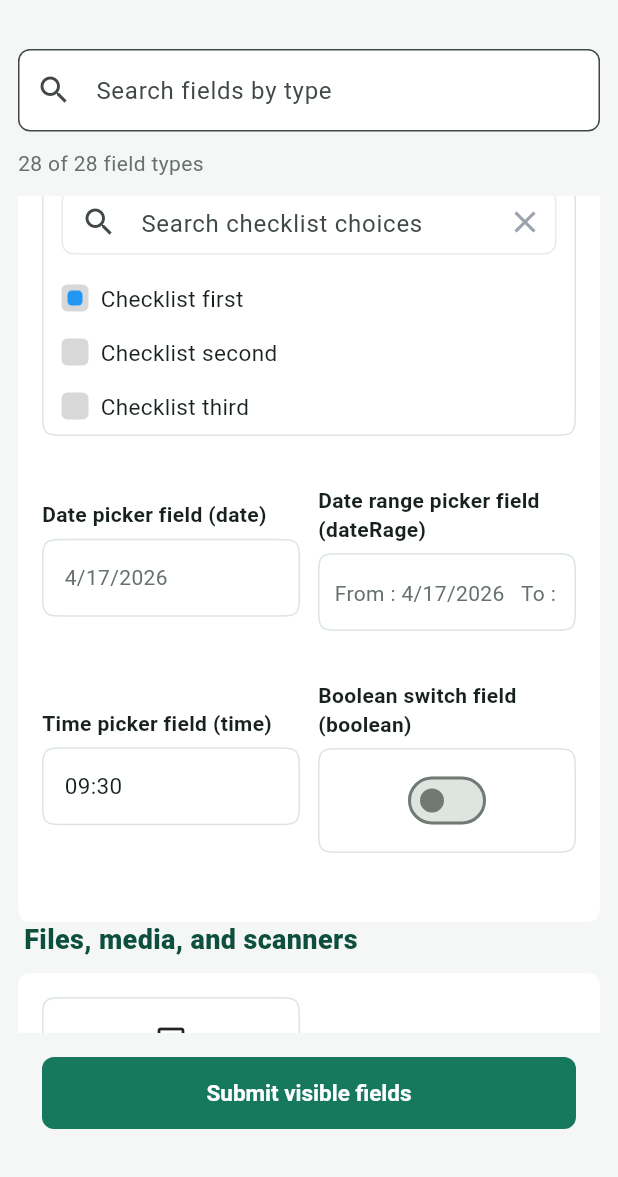
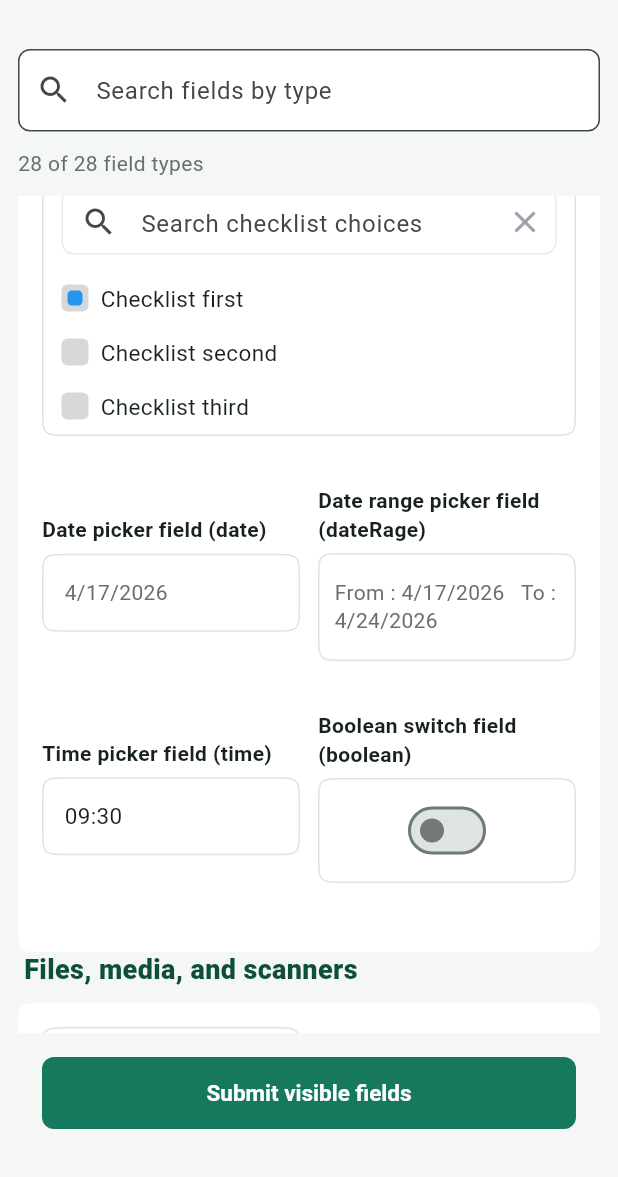
Before and after one commit to roksky/data_forms, a Flutter app: the AllFieldTypesForm screen opened directly, scrolled down 1152 dp, on a phone screen of 412 x 824 dp, the part 59-1236 px from its top. Run offline on Flutter 3.47's test engine with Material 3 defaults, Android fonts, the phone set to English and light mode, and no system bars; our stand-ins replace file_picker, flutter_svg, geolocator, image_cropper, image_picker; missing offline and left inert: barcode_scan2, hand_signature, mobile_scanner.

Commit message:
Audit field value text wrapping

```diff
--- a/lib/widget/fields/date_picker_field.dart
+++ b/lib/widget/fields/date_picker_field.dart
@@ -104,7 +104,7 @@ class _GSDatePickerFieldState extends State<FormDatePickerField> {
                       widget.isDateSelected
                           ? widget.formStyle.fieldTextStyle
                           : widget.formStyle.fieldHintStyle,
-                  maxLines: 1,
+                  softWrap: true,
                 ),
               ),
             ),
--- a/lib/widget/fields/date_range_picker_field.dart
+++ b/lib/widget/fields/date_range_picker_field.dart
@@ -88,8 +88,8 @@ class _GSDateRangePickerFieldState extends State<FormDateRangePickerField> {
   Widget build(BuildContext context) {
     _stateManager = Provider.of<StateManager>(context, listen: false);
     widget.context = context;
-    return SizedBox(
-      height: 48.0,
+    return ConstrainedBox(
+      constraints: const BoxConstraints(minHeight: 48.0),
       child: Padding(
         padding: const EdgeInsets.only(
           right: 10.0,
@@ -116,6 +116,7 @@ class _GSDateRangePickerFieldState extends State<FormDateRangePickerField> {
                         widget.isDateSelected
                             ? widget.formStyle.fieldTextStyle
                             : widget.formStyle.fieldHintStyle,
+                    softWrap: true,
                   ),
                 ),
               ),
--- a/lib/widget/fields/image_picker_field.dart
+++ b/lib/widget/fields/image_picker_field.dart
@@ -188,6 +188,7 @@ class NormalView extends StatelessWidget {
           const SizedBox(height: 6.0),
           Row(
             mainAxisAlignment: MainAxisAlignment.center,
+            crossAxisAlignment: CrossAxisAlignment.start,
             children: [
               Visibility(
                 visible: model.required ?? false,
@@ -202,8 +203,7 @@ class NormalView extends StatelessWidget {
               Flexible(
                 child: Text(
                   model.title ?? '',
-                  maxLines: 2,
-                  overflow: TextOverflow.ellipsis,
+                  softWrap: true,
                   textAlign: TextAlign.center,
                   style: formStyle.titleTextStyle,
                 ),
@@ -211,7 +211,12 @@ class NormalView extends StatelessWidget {
             ],
           ),
           const SizedBox(height: 6.0),
-          Text(model.hint ?? '', style: formStyle.fieldHintStyle),
+          Text(
+            model.hint ?? '',
+            style: formStyle.fieldHintStyle,
+            textAlign: TextAlign.center,
+            softWrap: true,
+          ),
         ],
       ),
     );
@@ -247,7 +252,7 @@ class ImagePickedView extends StatelessWidget {
             mainAxisAlignment: MainAxisAlignment.end,
             children: [
               Container(
-                height: 32.0,
+                constraints: const BoxConstraints(minHeight: 32.0),
                 decoration: const BoxDecoration(
                   color: Colors.black54,
                   borderRadius: SmoothBorderRadius.only(
@@ -264,12 +269,12 @@ class ImagePickedView extends StatelessWidget {
                 child: Padding(
                   padding: const EdgeInsets.only(right: 8.0, left: 8.0),
                   child: Row(
+                    crossAxisAlignment: CrossAxisAlignment.start,
                     children: [
                       Expanded(
                         child: Text(
                           model.title ?? '',
-                          maxLines: 1,
-                          overflow: TextOverflow.ellipsis,
+                          softWrap: true,
                           style: formStyle.titleTextStyle.copyWith(
                             color: Colors.white,
                           ),
--- a/lib/widget/fields/location_tree_field.dart
+++ b/lib/widget/fields/location_tree_field.dart
@@ -51,6 +51,7 @@ class _GSLocationTreeFieldState extends State<FormLocationTreeField> {
             widget.result?.name ?? widget.model.title ?? 'Select Location',
             style: TextStyle(fontSize: 18),
             textAlign: TextAlign.center,
+            softWrap: true,
           ),
         ),
       ),
@@ -215,6 +216,7 @@ class _LocationPickerDialogState extends State<LocationPickerDialog> {
             child: Text(
               'Select Location',
               style: TextStyle(fontSize: 18, fontWeight: FontWeight.bold),
+              softWrap: true,
             ),
           ),
           Expanded(
@@ -238,7 +240,7 @@ class _LocationPickerDialogState extends State<LocationPickerDialog> {
                               .map(
                                 (location) => DropdownMenuItem<LocationItem>(
                                   value: location,
-                                  child: Text(location.name),
+                                  child: Text(location.name, softWrap: true),
                                 ),
                               )
                               .toList(),
--- a/lib/widget/fields/spinner_field.dart
+++ b/lib/widget/fields/spinner_field.dart
@@ -132,6 +132,7 @@ class _GSSpinnerFieldState extends State<FormSpinnerField> {
                                       e.id == widget.hintIndex
                                           ? widget.formStyle.fieldHintStyle
                                           : widget.formStyle.fieldTextStyle,
+                                  softWrap: true,
                                 ),
                               ),
                             ),
--- a/lib/widget/fields/time_picker_field.dart
+++ b/lib/widget/fields/time_picker_field.dart
@@ -100,6 +100,7 @@ class _GSTimePickerFieldState extends State<FormTimePickerField> {
                     widget.isTimeSelected
                         ? widget.formStyle.fieldTextStyle
                         : widget.formStyle.fieldHintStyle,
+                softWrap: true,
               ),
             ),
           ],
```
Also changed, not shown: lib/widget/fields/barcode_scanner_field.dart (+4 -6 lines), lib/widget/fields/color_picker_field.dart (+30 -10 lines), lib/widget/fields/file_picker_field.dart (+37 -7 lines), lib/widget/fields/location_field.dart (+3 -4 lines), lib/widget/fields/multi_media_picker_field.dart (+10 -2 lines), lib/widget/fields/qr_scanner_field.dart (+6 -2 lines), lib/widget/fields/repeating_group_field.dart (+7 -3 lines), lib/widget/fields/signature_field.dart (+10 -3 lines).
